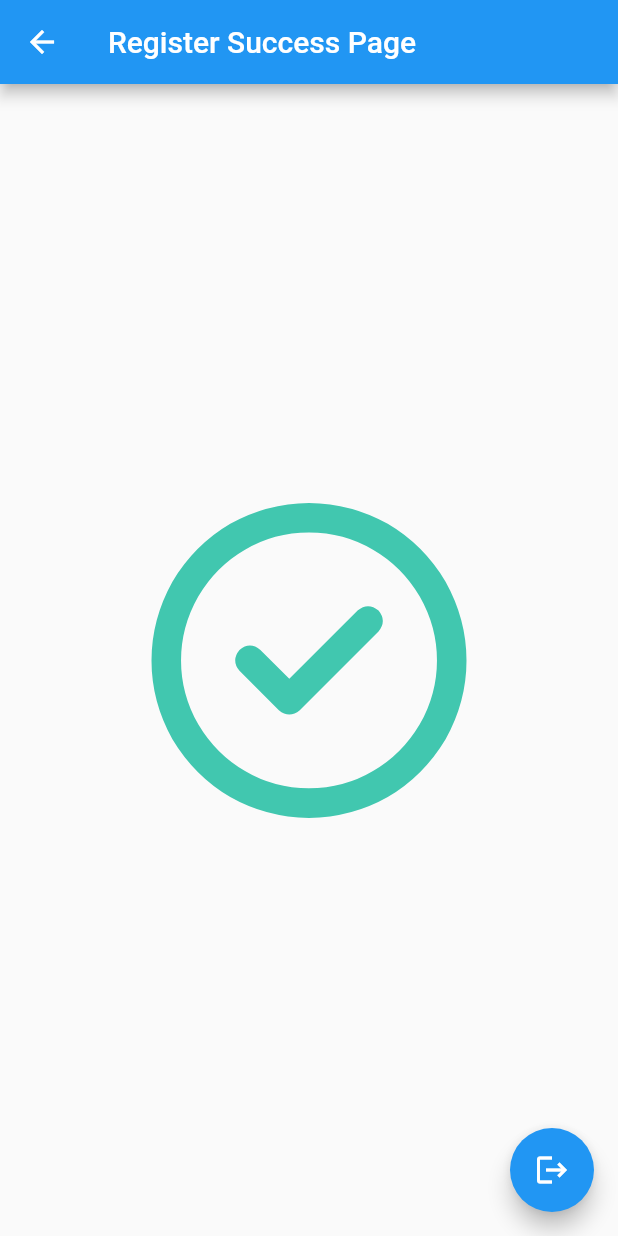
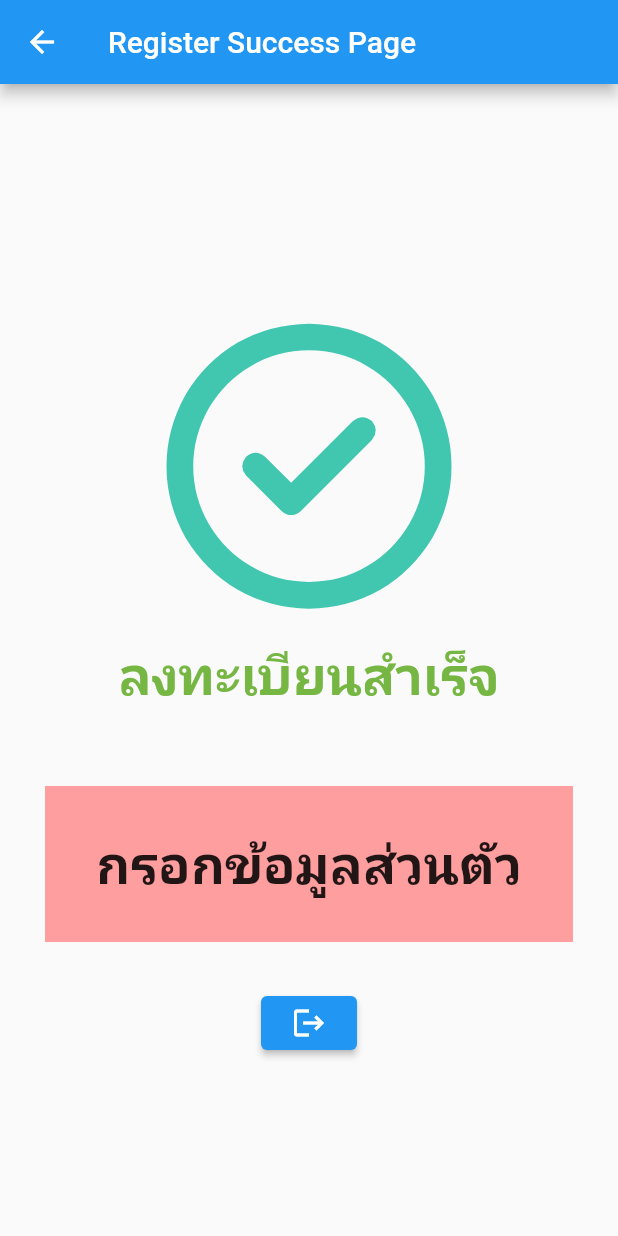
Before and after one commit to AINutritionProject/KinDeeUDee, a Flutter app: the RegisterSuccesPage screen opened directly, on a phone screen of 412 x 824 dp. Run offline on Flutter 3.47's test engine with Material 2 defaults, Android fonts, the phone set to English and light mode, and no system bars; our stand-ins replace camera, cloud_firestore, dotted_border, firebase_auth, firebase_core, font_awesome_flutter and 2 more; accounts and stored records are empty.

Commit message:
add button

```diff
--- a/lib/pages/register_success.dart
+++ b/lib/pages/register_success.dart
@@ -9,19 +9,52 @@ class RegisterSuccesPage extends StatelessWidget {
   Widget build(BuildContext context) {
     return Scaffold(
       appBar: AppBar(title: const Text("Register Success Page")),
-      body: Align(
-          alignment: Alignment.center,
+      body: Column(
+        children: [
+          const Padding(
+            padding: EdgeInsets.only(top: 160),
             child: FaIcon(
               FontAwesomeIcons.circleCheck,
-
               color: Color.fromRGBO(65, 199, 175, 1),
-            size: 210,
-          )),
-      floatingActionButton: FloatingActionButton(
+              size: 190,
+            ),
+          ),
+          const Padding(
+              padding: EdgeInsets.only(top: 20),
+              child: Align(
+                  alignment: Alignment.center,
+                  child: Text("ลงทะเบียนสำเร็จ",
+                      style: TextStyle(
+                          color: Color.fromRGBO(118, 183, 68, 1),
+                          fontSize: 35,
+                          fontWeight: FontWeight.w600)))),
+          const Padding(
+              padding: EdgeInsets.only(top: 50, left: 30, right: 30),
+              child: SizedBox(
+                  width: double.infinity,
+                  height: 104,
+                  child: DecoratedBox(
+                    decoration: BoxDecoration(
+                      color: Color.fromRGBO(254, 158, 158, 1),
+                    ),
+                    child: Align(
+                      alignment: Alignment.center,
+                      child: Text(
+                        "กรอกข้อมูลส่วนตัว",
+                        style: TextStyle(
+                            fontSize: 35, fontWeight: FontWeight.w600),
+                      ),
+                    ),
+                  ))),
+          Padding(
+              padding: const EdgeInsets.only(top: 30),
+              child: ElevatedButton(
                 onPressed: () async {
                   Auth().signOut();
                 },
-        child: Icon(Icons.logout),
+                child: const Icon(Icons.logout),
+              )),
+        ],
       ),
     );
   }
```
Lines whose indentation alone changed are shown as unchanged.
